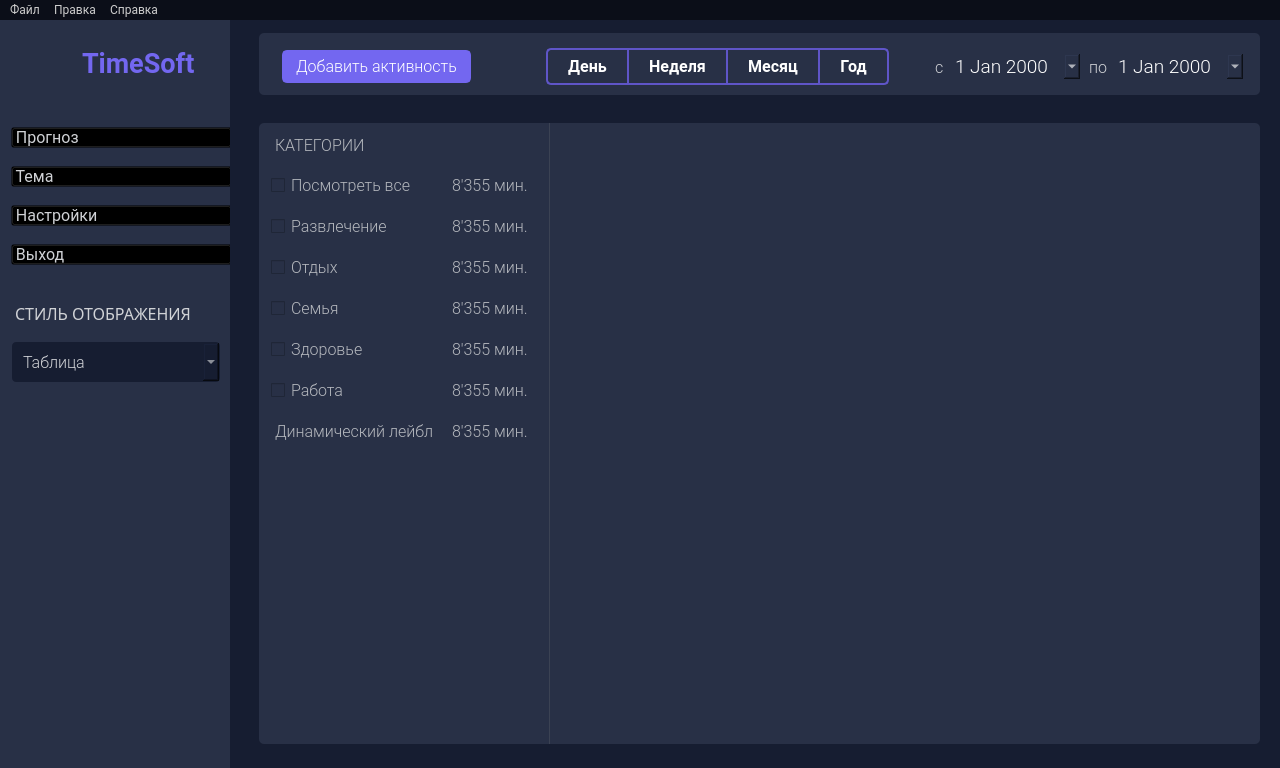
yurii-bel/project_2021, file design/mainwindow_d.ui: the form before one commit.
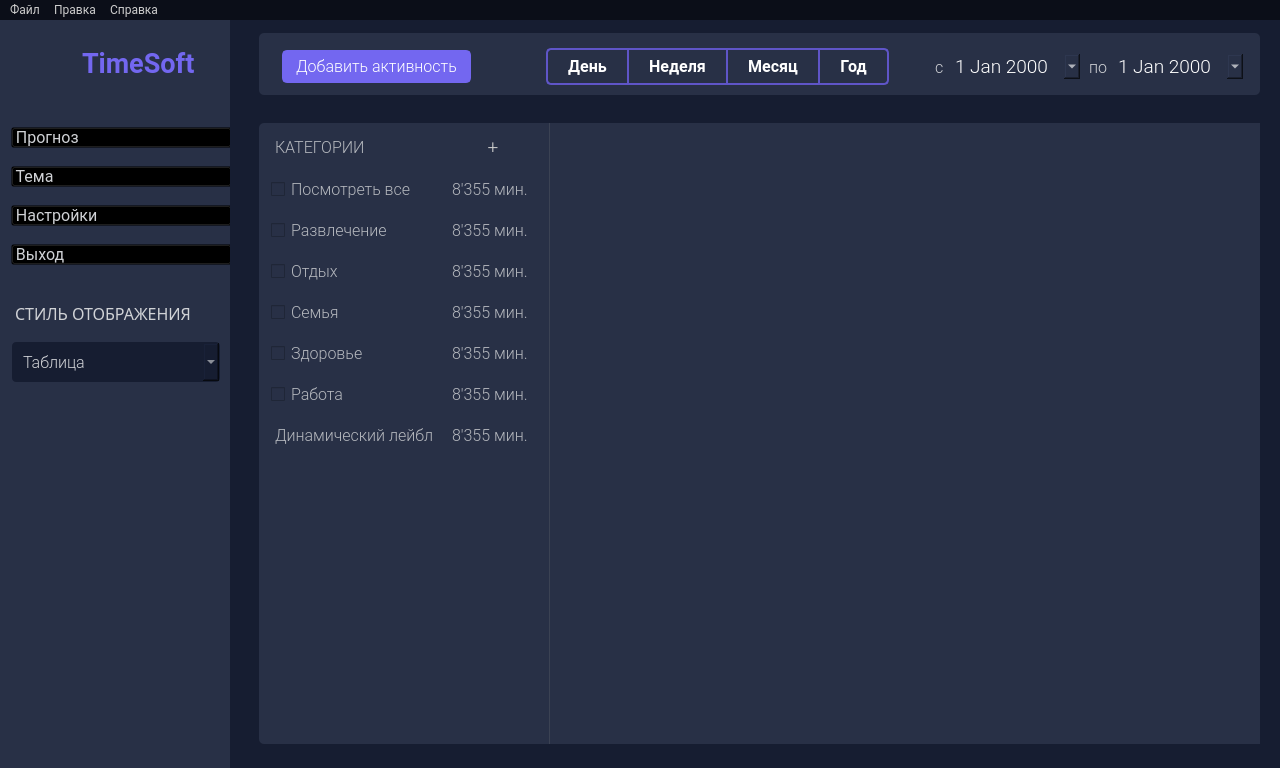
The form after the commit. Icons and pictures are not drawn.

Patch:
```diff
--- a/design/mainwindow_d.ui
+++ b/design/mainwindow_d.ui
@@ -1125,6 +1125,55 @@
         </property>
        </widget>
       </item>
+      <item row="0" column="1">
+       <widget class="QPushButton" name="mainwindow_btn_cat_plus">
+        <property name="minimumSize">
+         <size>
+          <width>29</width>
+          <height>0</height>
+         </size>
+        </property>
+        <property name="maximumSize">
+         <size>
+          <width>102</width>
+          <height>102</height>
+         </size>
+        </property>
+        <property name="font">
+         <font>
+          <family>Roboto Light</family>
+          <pointsize>14</pointsize>
+          <weight>50</weight>
+          <italic>false</italic>
+          <bold>false</bold>
+          <underline>false</underline>
+          <strikeout>false</strikeout>
+         </font>
+        </property>
+        <property name="styleSheet">
+         <string notr="true">QPushButton {
+	background-color: rgb(40, 48, 70);
+	color: rgb(205, 205, 205);
+	border: 2px solid rgb(40, 48, 70);
+	border-radius: 5px;
+}
+QPushButton:hover {
+	background-color: rgba(0, 0, 0, 0);
+	color: rgb(205, 205, 205);
+	border: 2px solid #7666F8;
+}</string>
+        </property>
+        <property name="text">
+         <string>+</string>
+        </property>
+        <property name="iconSize">
+         <size>
+          <width>40</width>
+          <height>27</height>
+         </size>
+        </property>
+       </widget>
+      </item>
       <item row="1" column="0">
        <widget class="QCheckBox" name="mainwindow_checkBox_see_all">
         <property name="maximumSize">
@@ -1360,10 +1409,6 @@
     <property name="styleSheet">
      <string notr="true">background-color: #283046;
 background-image: url(design/img/background-image_d.png);
-color: rgb(110, 107, 123);
-border-top-right-radius: 5px;
-border-bottom-right-radius: 5px;
-padding-left: 20px;
 </string>
     </property>
    </widget>
```
